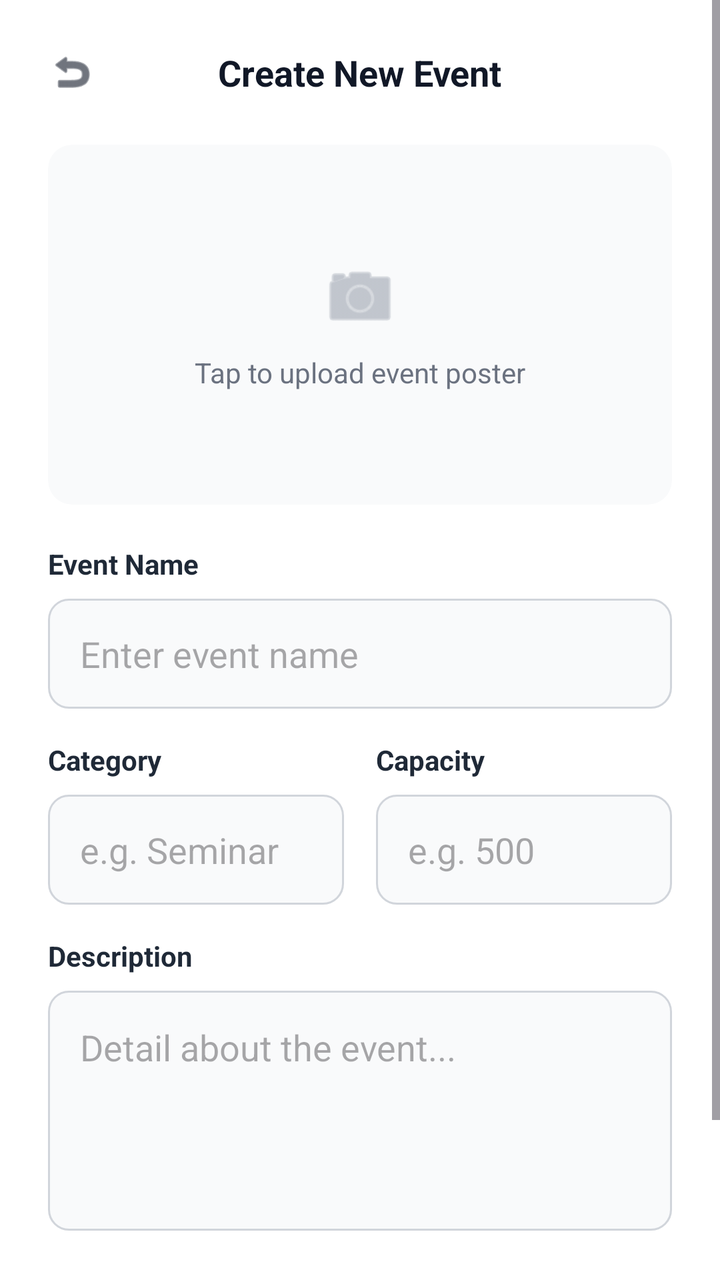
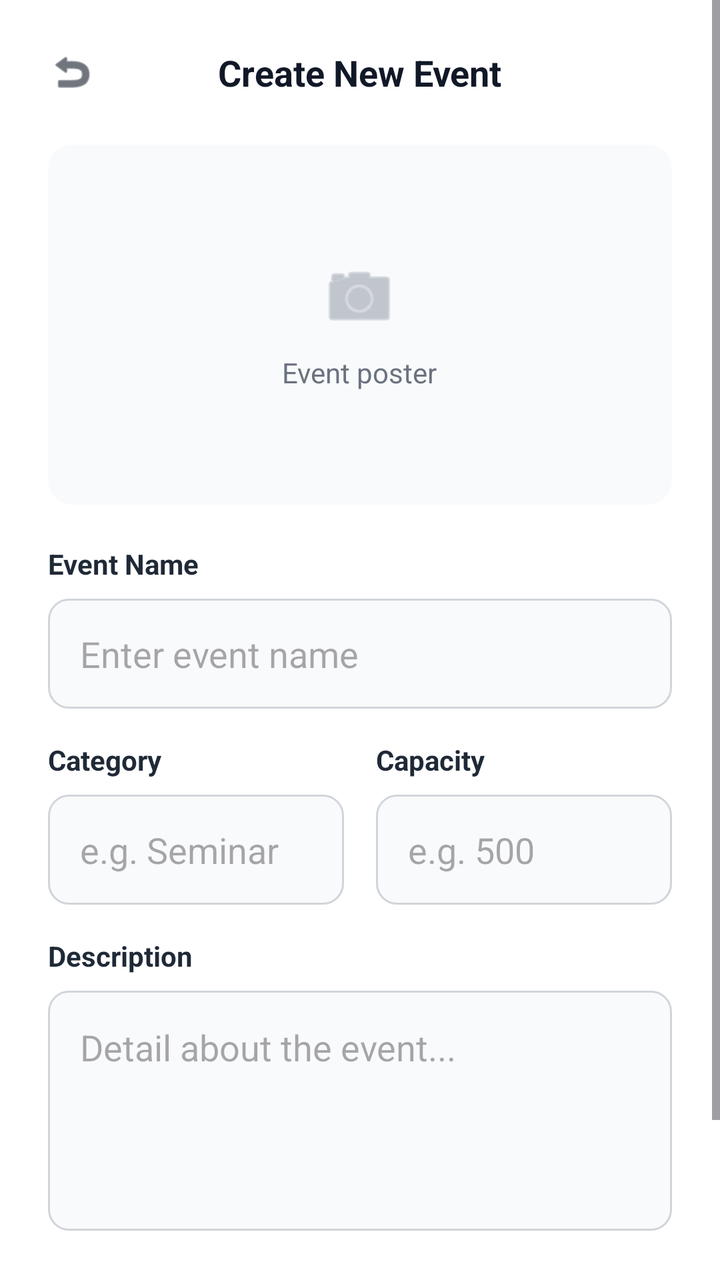

Before-and-after screenshots of an Android layout around one commit, followed by the original layout XML and the change that was made.
<!-- AndroidManifest.xml: application theme Theme.CampusConnectProject -->
<!-- res/layout/activity_create_event.xml -->
<?xml version="1.0" encoding="utf-8"?>
<ScrollView xmlns:android="http://schemas.android.com/apk/res/android"
    xmlns:app="http://schemas.android.com/apk/res-auto"
    xmlns:tools="http://schemas.android.com/tools"
    android:layout_width="match_parent"
    android:layout_height="match_parent"
    android:background="#FFFFFF"
    android:fillViewport="true"
    tools:context=".ui.panitia.CreateEventActivity">

    <LinearLayout
        android:layout_width="match_parent"
        android:layout_height="wrap_content"
        android:orientation="vertical"
        android:padding="24dp">

        <RelativeLayout
            android:layout_width="match_parent"
            android:layout_height="wrap_content"
            android:layout_marginBottom="24dp">

            <ImageView
                android:id="@+id/btnBackCreate"
                android:layout_width="24dp"
                android:layout_height="24dp"
                android:src="@android:drawable/ic_menu_revert"
                app:tint="#111827" />

            <TextView
                android:layout_width="wrap_content"
                android:layout_height="wrap_content"
                android:layout_centerInParent="true"
                android:text="Create New Event"
                android:textColor="#111827"
                android:textSize="18sp"
                android:textStyle="bold" />
        </RelativeLayout>

        
        <androidx.cardview.widget.CardView
            android:id="@+id/cvUploadPoster"
            android:layout_width="match_parent"
            android:layout_height="180dp"
            android:layout_marginBottom="20dp"
            app:cardBackgroundColor="#F9FAFB"
            app:cardCornerRadius="12dp"
            app:cardElevation="0dp"
            app:strokeColor="#D1D5DB"
            app:strokeWidth="1dp">

            <LinearLayout
                android:layout_width="wrap_content"
                android:layout_height="wrap_content"
                android:layout_gravity="center"
                android:gravity="center"
                android:orientation="vertical">
                <ImageView
                    android:layout_width="40dp"
                    android:layout_height="40dp"
                    android:src="@android:drawable/ic_menu_camera"
                    app:tint="#9CA3AF" />
                <TextView
                    android:layout_width="wrap_content"
                    android:layout_height="wrap_content"
                    android:layout_marginTop="8dp"
                    android:text="Tap to upload event poster"
                    android:textColor="#6B7280"
                    android:textSize="14sp" />
            </LinearLayout>
        </androidx.cardview.widget.CardView>

        
        <TextView
            android:layout_width="wrap_content"
            android:layout_height="wrap_content"
            android:text="Event Name"
            android:textColor="#1F2937"
            android:textStyle="bold"
            android:layout_marginBottom="8dp"/>
        <EditText
            android:id="@+id/etEventName"
            android:layout_width="match_parent"
            android:layout_height="55dp"
            android:background="@drawable/bg_input_rounded"
            android:hint="Enter event name"
            android:paddingHorizontal="16dp"
            android:layout_marginBottom="16dp"/>

        
        <LinearLayout
            android:layout_width="match_parent"
            android:layout_height="wrap_content"
            android:orientation="horizontal"
            android:layout_marginBottom="16dp">

            <LinearLayout
                android:layout_width="0dp"
                android:layout_height="wrap_content"
                android:layout_weight="1"
                android:orientation="vertical"
                android:layout_marginEnd="8dp">
                <TextView
                    android:layout_width="wrap_content"
                    android:layout_height="wrap_content"
                    android:text="Category"
                    android:textColor="#1F2937"
                    android:textStyle="bold"
                    android:layout_marginBottom="8dp"/>
                <EditText
                    android:id="@+id/etCategory"
                    android:layout_width="match_parent"
                    android:layout_height="55dp"
                    android:background="@drawable/bg_input_rounded"
                    android:hint="e.g. Seminar"
                    android:paddingHorizontal="16dp"/>
            </LinearLayout>

            <LinearLayout
                android:layout_width="0dp"
                android:layout_height="wrap_content"
                android:layout_weight="1"
                android:orientation="vertical"
                android:layout_marginStart="8dp">
                <TextView
                    android:layout_width="wrap_content"
                    android:layout_height="wrap_content"
                    android:text="Capacity"
                    android:textColor="#1F2937"
                    android:textStyle="bold"
                    android:layout_marginBottom="8dp"/>
                <EditText
                    android:id="@+id/etCapacity"
                    android:layout_width="match_parent"
                    android:layout_height="55dp"
                    android:background="@drawable/bg_input_rounded"
                    android:inputType="number"
                    android:hint="e.g. 500"
                    android:paddingHorizontal="16dp"/>
            </LinearLayout>
        </LinearLayout>

        
        <TextView
            android:layout_width="wrap_content"
            android:layout_height="wrap_content"
            android:text="Description"
            android:textColor="#1F2937"
            android:textStyle="bold"
            android:layout_marginBottom="8dp"/>
        <EditText
            android:id="@+id/etDescription"
            android:layout_width="match_parent"
            android:layout_height="120dp"
            android:background="@drawable/bg_input_rounded"
            android:gravity="top|start"
            android:hint="Detail about the event..."
            android:padding="16dp"
            android:layout_marginBottom="32dp"/>

        
        <Button
            android:id="@+id/btnSubmitEvent"
            android:layout_width="match_parent"
            android:layout_height="60dp"
            android:backgroundTint="#0A3C9F"
            android:text="Publish Event"
            android:textAllCaps="false"
            android:textColor="#FFFFFF"
            android:textSize="16sp"
            app:cornerRadius="10dp" />
    </LinearLayout>
</ScrollView>
<!-- resources referenced by this layout -->
<resources>
  <!-- drawable bg_input_rounded (drawable) -->
  <?xml version="1.0" encoding="utf-8"?>
  <shape xmlns:android="http://schemas.android.com/apk/res/android" android:shape="rectangle">
      <solid android:color="#F9FAFB" />
      <stroke android:width="1dp" android:color="#D1D5DB" />
      <corners android:radius="10dp" />
  </shape>
  <style name="Theme.CampusConnectProject" parent="Base.Theme.CampusConnectProject" />
  <style name="Base.Theme.CampusConnectProject" parent="Theme.Material3.DayNight.NoActionBar">
          
          
      </style>
</resources>

<!-- the commit's change to res/layout/activity_create_event.xml (unified diff, before → after) -->
@@ -49,6 +49,7 @@
             app:strokeWidth="1dp">
 
             <LinearLayout
+                android:id="@+id/layoutUploadPosterPlaceholder"
                 android:layout_width="wrap_content"
                 android:layout_height="wrap_content"
                 android:layout_gravity="center"
@@ -63,7 +64,7 @@
                     android:layout_width="wrap_content"
                     android:layout_height="wrap_content"
                     android:layout_marginTop="8dp"
-                    android:text="Tap to upload event poster"
+                    android:text="Event poster"
                     android:textColor="#6B7280"
                     android:textSize="14sp" />
             </LinearLayout>
